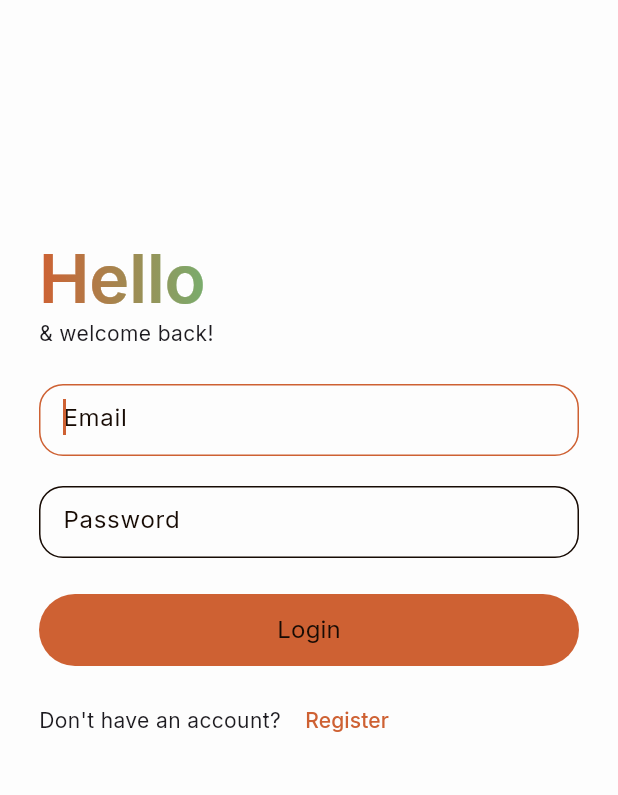
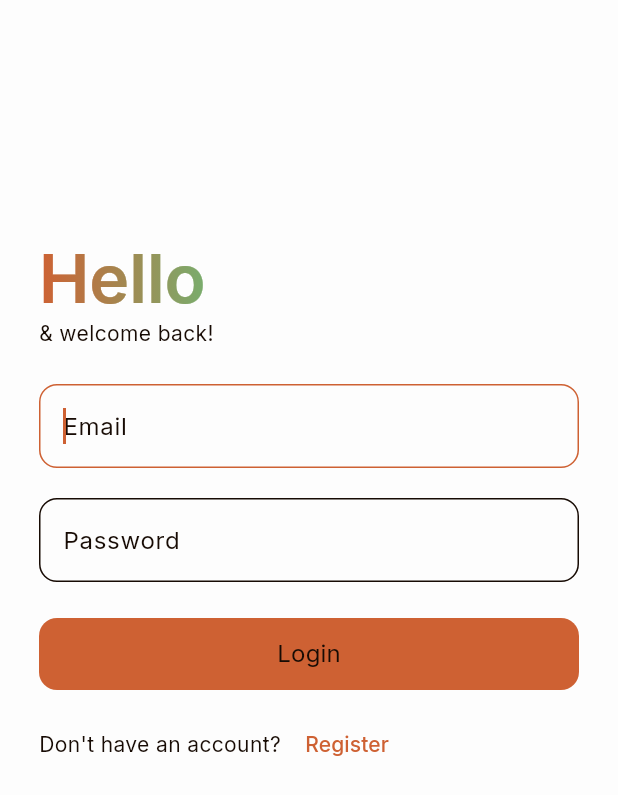
Before and after one commit to amka/calendula_app, a Flutter app: the screen it shows after launch, on a phone screen of 412 x 824 dp. Shown: the top 795 px of the screen. Run offline on Flutter 3.47's test engine with Material 3 defaults, Android fonts, the phone set to English and light mode, and no system bars; drawn by our look-alikes of simple_gradient_text; our stand-ins replace get, go_router, google_fonts, pocketbase, shared_preferences.

Commit message:
Update UI style

```diff
--- a/lib/app/app_config.dart
+++ b/lib/app/app_config.dart
@@ -2,5 +2,5 @@ class AppConfig {
   static const baseApiUrl = 'http://localhost:8090/';
 
   // UI Settings
-  static const borderRadius = 16.0;
+  static const borderRadius = 12.0;
 }
--- a/lib/app/pages/login.dart
+++ b/lib/app/pages/login.dart
@@ -91,7 +91,8 @@ class LoginPage extends StatelessWidget {
                 ConstrainedWidget(
                   child: Row(
                     children: [
-                      Text('Don\'t have an account? '.tr),
+                      Text('Don\'t have an account? '.tr,
+                      style: Theme.of(context).textTheme.bodyMedium,),
                       TextButton(
                         onPressed: () => context.goNamed('register'),
                         child: Text('Register'.tr),
--- a/lib/app/theme/default_dark.dart
+++ b/lib/app/theme/default_dark.dart
@@ -1,7 +1,7 @@
 import 'package:flutter/material.dart';
 
 const textColor = Color(0xFFfbf0e9);
-const backgroundColor = Color(0xFF0d0602);
+const backgroundColor = Color(0xFF131212);
 const primaryColor = Color.fromARGB(255, 156, 59, 18);
 const primaryFgColor = Color(0xFFfbf0e9);
 const secondaryColor = Color.fromARGB(255, 69, 128, 55);
--- a/lib/app/widgets/button.dart
+++ b/lib/app/widgets/button.dart
@@ -1,3 +1,4 @@
+import 'package:calendula_app/app/app_config.dart';
 import 'package:flutter/material.dart';
 
 
@@ -53,7 +54,9 @@ class Button extends StatelessWidget {
     return MaterialButton(
       onPressed: loading ? null : onTap,
       height: 48,
-      shape: const StadiumBorder(),
+      shape: RoundedRectangleBorder(
+        borderRadius: BorderRadius.circular(AppConfig.borderRadius)
+      ),
       elevation: 0,
       focusElevation: 0,
       color: color,
--- a/lib/app/widgets/entry.dart
+++ b/lib/app/widgets/entry.dart
@@ -27,7 +27,7 @@ class Entry extends StatelessWidget {
   @override
   Widget build(BuildContext context) {
     return SizedBox(
-      height: 48,
+      // height: 48,
       child: TextField(
         controller: controller,
         readOnly: disabled,
--- a/lib/main.dart
+++ b/lib/main.dart
@@ -32,14 +32,20 @@
         brightness: Brightness.light,
         scaffoldBackgroundColor: light.colorScheme.surface,
         canvasColor: light.colorScheme.onSurface,
-        textTheme: GoogleFonts.interTextTheme(),
+        textTheme: GoogleFonts.interTextTheme().apply(
+          bodyColor: light.colorScheme.onSurface,
+          displayColor: light.colorScheme.onSurface,
+        ),
       ),
       darkTheme: ThemeData(
         colorScheme: dark.colorScheme,
         brightness: Brightness.dark,
         scaffoldBackgroundColor: dark.colorScheme.surface,
         canvasColor: dark.colorScheme.onSurface,
-        textTheme: GoogleFonts.interTextTheme(),
+        textTheme: GoogleFonts.interTextTheme().apply(
+          bodyColor: dark.colorScheme.onSurface,
+          displayColor: dark.colorScheme.onSurface,
+        ),
       ),
       builder: (context, child) => Container(child: child),
     );
```
Also changed, not shown: 1 other file.
